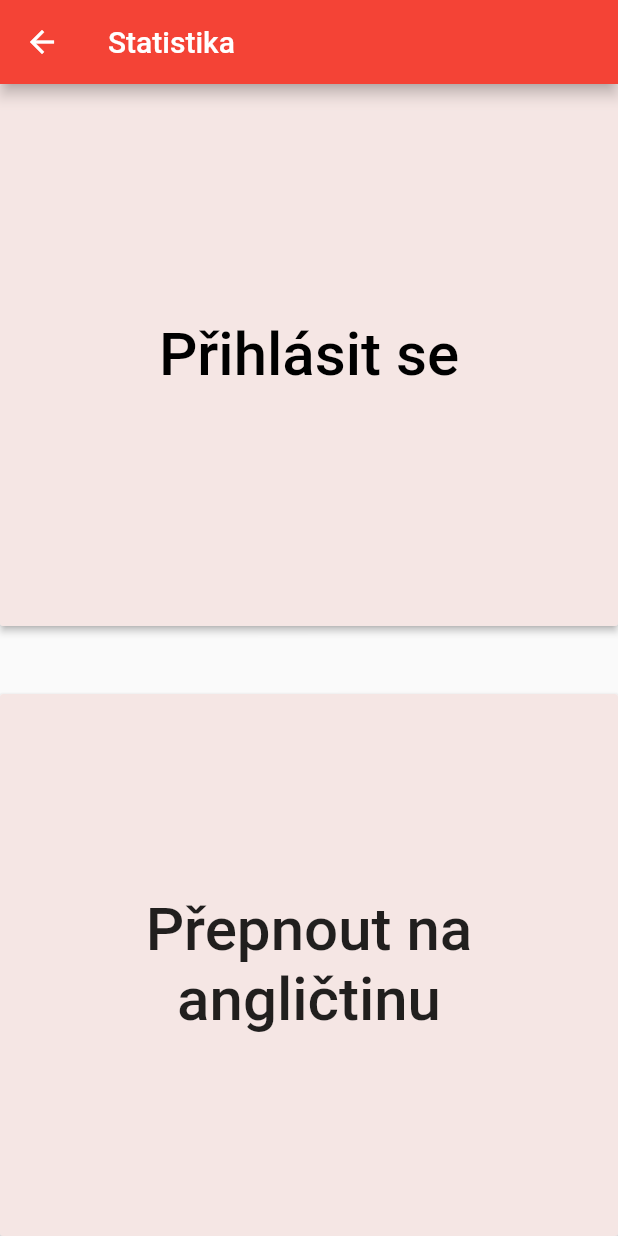
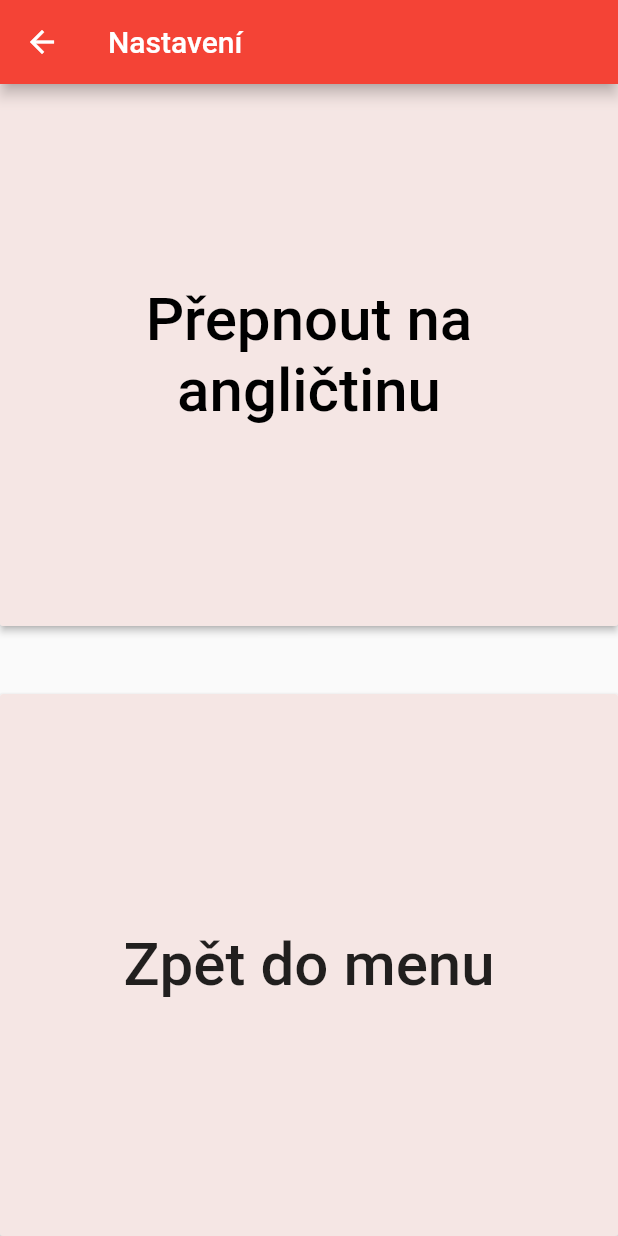
Before and after one commit to plexp/glupron-flutter, a Flutter app: the screen it shows after launch, after a tap on "Nastavení", on a phone screen of 412 x 824 dp. Run offline on Flutter 3.47's test engine with Material 2 defaults, Android fonts, the phone set to English and light mode, and no system bars; our stand-ins replace audioplayers, image_picker, shared_preferences, sqflite; accounts and stored records are empty.

Commit message:
Done language switch

```diff
--- a/lib/screens/Settings.dart
+++ b/lib/screens/Settings.dart
@@ -9,6 +9,7 @@ class Settings extends StatefulWidget {
 }
 
 class _SettingsState extends State<Settings> {
+  List<String> _texts;
 
   Future<SharedPreferences> getInstance() async {
     return await SharedPreferences.getInstance();
@@ -18,6 +19,7 @@ class _SettingsState extends State<Settings> {
     await getInstance().then((value) {
       value.setString('language', language);
     });
+    switchLanguage();
   }
 
   Future<String> getLanguage() async {
@@ -26,30 +28,39 @@ class _SettingsState extends State<Settings> {
     return preferences.getString('language');
   }
 
-  List<String> switchLanguage() {
-    String language;
-    getLanguage().then((value) {
-      language = value;
-    });
-
+  void switchLanguage() async{
+    String language = await getLanguage();
+    List<String> text;
     switch(language) {
       case 'CZ': {
-        return ['Přihlásit se', 'EN', 'Přepnout na angličtinu'];
+        text = ['Nastavení', 'EN', 'Přepnout na angličtinu', 'Zpět do menu'];
+        break;
       }
       case 'EN': {
-        return ['Login', 'CZ', 'Switch to czech'];
+        text = ['Settings', 'CZ', 'Switch to czech', 'Back to menu'];
+        break;
       }
       default: {
-        return ['Přihlásit se', 'EN', 'Přepnout na angličtinu'];
+        text= ['Nastavení', 'EN', 'Přepnout na angličtinu', 'Zpět do menu'];
       }
     }
+    setState(() {
+      _texts = text;
+    });
+  }
+
+  @override
+  void initState() {
+    super.initState();
+    switchLanguage();
   }
 
   Widget build(BuildContext context) {
-    List<String> texts = switchLanguage();
     return Scaffold(
       appBar: AppBar(
-        title: Text('Statistika'),
+        title:_texts[0] == null
+            ? Center(child: CircularProgressIndicator())
+            : Text(_texts[0]),
       ),
       body: Center(
         child: Column(
@@ -62,9 +73,14 @@ class _SettingsState extends State<Settings> {
                     color: Color.fromRGBO(245, 230, 228, 1),
                     padding: const EdgeInsets.all(30.0),
                     onPressed: () {
+                      if(_texts[1] != null){
+                        setLanguage(_texts[1]);
+                      }
                     },
-                    child: Text(texts[0],
-                      style: TextStyle(fontSize: 40, color: Colors.black),
+                    child: _texts[2] == null
+                        ? Center(child: CircularProgressIndicator())
+                        : Text(_texts[2],
+                      style: TextStyle(fontSize: 40, color: Colors.black), textAlign: TextAlign.center,
                     ),
                   ),
                 ),
@@ -79,9 +95,12 @@ class _SettingsState extends State<Settings> {
                   width: double.infinity,
                   child: RaisedButton(
                     color: Color.fromRGBO(245, 230, 228, 1),
-                    onPressed: () => setLanguage('EN'),
-                    //onPressed: () {},
-                    child: Text(texts[2],
+                    onPressed: () {
+                      Navigator.pushNamed(context, '/');
+                    },
+                    child: _texts[3] == null
+                        ? Center(child: CircularProgressIndicator())
+                        : Text(_texts[3],
                       style: TextStyle(fontSize: 40),textAlign: TextAlign.center,
                   ),
                 ),
--- a/lib/screens/WelcomeScreen.dart
+++ b/lib/screens/WelcomeScreen.dart
@@ -9,6 +9,7 @@ class WelcomeScreen extends StatefulWidget {
 }
 
 class _WelcomeScreen extends State<WelcomeScreen> {
+  List<String> _texts;
 
   Future<String> getLanguage() async {
     var preferences = await SharedPreferences.getInstance();
@@ -16,27 +17,39 @@ class _WelcomeScreen extends State<WelcomeScreen> {
     return preferences.getString('language');
   }
 
-  List<String> switchLanguage(){
-    String language;
-    getLanguage().then((value) {
-      language = value;
-    });
+  void switchLanguage() async{
+    String language = await getLanguage();
+    print(language);
+    List<String> text;
+
+    print(language);
 
     switch(language) {
       case 'CZ': {
-        return ['Vyfotit', 'Statistiky', 'Nastavení'];
+        text = ['Vyfotit', 'Statistiky', 'Nastavení'];
+        break;
       }
       case 'EN': {
-        return ['Take photo', 'Statistic', 'Settings'];
+        text = ['Take photo', 'Statistic', 'Settings'];
+        break;
       }
       default: {
-        return ['Vyfotit', 'Statistiky', 'Nastavení'];
+        text = ['Vyfotit', 'Statistiky', 'Nastavení'];
       }
     }
+
+    setState(() {
+      _texts = text;
+    });
+  }
+
+  @override
+  void initState() {
+    super.initState();
+    switchLanguage();
   }
 
   Widget build(BuildContext context) {
-    List<String> texts = switchLanguage();
     return Scaffold(
           appBar: AppBar(
             //backgroundColor: Color.fromRGBO(232, 60, 63, 1),
@@ -55,8 +68,10 @@ class _WelcomeScreen extends State<WelcomeScreen> {
                           onPressed: () {
                           Navigator.pushNamed(context, '/foto');
                         },
-                        child: Text(texts[0],
-                            style: TextStyle(fontSize: 70, color: Colors.black),
+                        child: _texts[0] == null
+                            ? Center(child: CircularProgressIndicator())
+                            : Text(_texts[0],
+                            style: TextStyle(fontSize: 70, color: Colors.black,), textAlign: TextAlign.center,
                         ),
                       ),
                     )
@@ -75,7 +90,9 @@ class _WelcomeScreen extends State<WelcomeScreen> {
                         onPressed: () {
                           Navigator.pushNamed(context, '/statistic');
                         },
-                        child: Text(texts[1],
+                        child: _texts[1] == null
+                            ? Center(child: CircularProgressIndicator())
+                            : Text(_texts[1],
                             style: TextStyle(fontSize: 50, color: Colors.black)
                         ),
                       ),
@@ -95,7 +112,9 @@ class _WelcomeScreen extends State<WelcomeScreen> {
                           onPressed: () {
                             Navigator.pushNamed(context, '/settings');
                           },
-                          child: Text(texts[2],
+                          child: _texts[2] == null
+                              ? Center(child: CircularProgressIndicator())
+                              : Text(_texts[2],
                               style: TextStyle(fontSize: 50, color: Colors.black)
                           ),
                         ),
```
Also changed, not shown: lib/screens/CameraScreen.dart (+29 -30 lines), lib/screens/Statistic.dart (+55 -14 lines).
